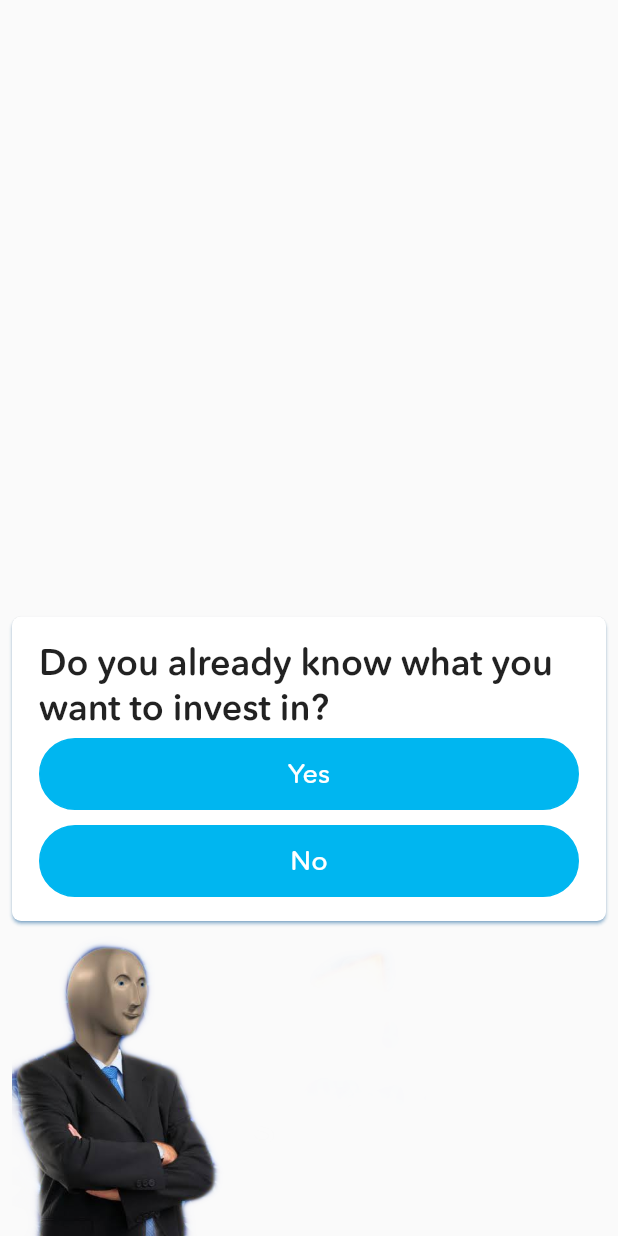
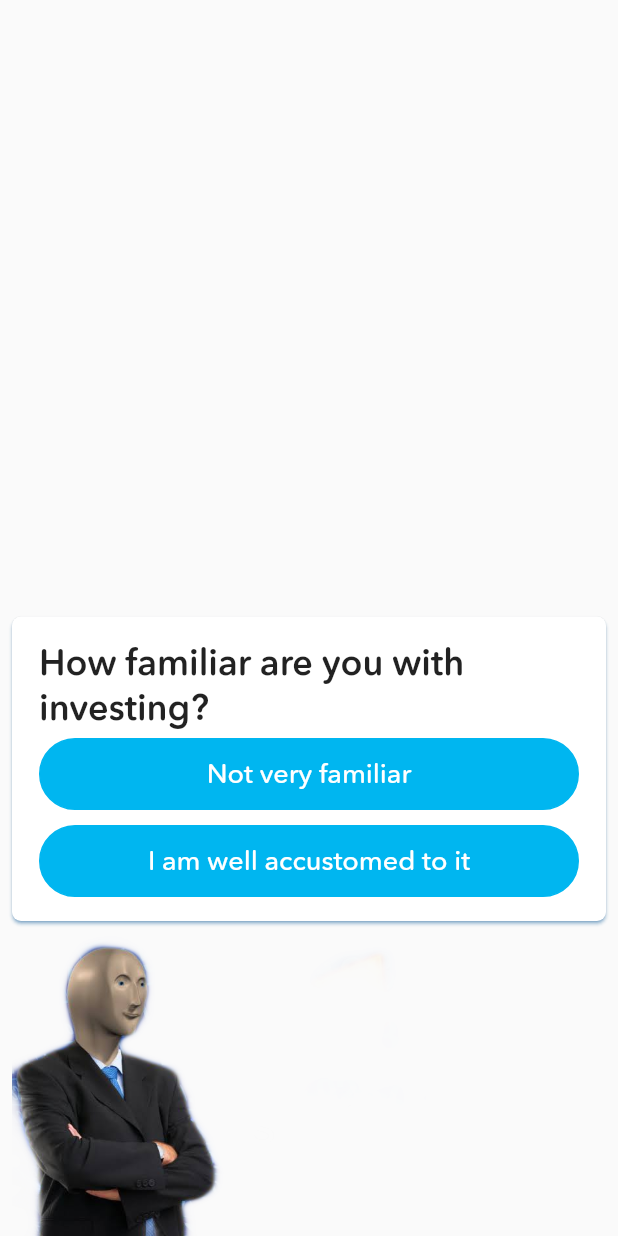
Before and after one commit to alexpavelm/DevHacksProject, a Flutter app: the screen it shows after launch, after a tap on "Sign in", on a phone screen of 412 x 824 dp. Run offline on Flutter 3.47's test engine with Material 2 defaults, Android fonts, the phone set to English and light mode, and no system bars; drawn by our look-alikes of bubble; our stand-ins replace auto_size_text, flutter_screenutil, font_awesome_flutter.

Commit message:
Added Questions

```diff
--- a/lib/Global.dart
+++ b/lib/Global.dart
@@ -23,5 +23,6 @@ class Global {
   bool loaded = false;
   double money = 150;
   double profit = 0;
+  int counterList = 0;
   List<InvestedData> invested = new List();
 }
--- a/lib/LearnPage/models/QuestionAnswer.dart
+++ b/lib/LearnPage/models/QuestionAnswer.dart
@@ -62,12 +62,13 @@ class Question {
         Answer(text: "Moderate risk"),
         Answer(text: "High risk"),
       ]);
-  static Question qStart = Question(
+
+  /*static Question qStart = Question(
       text: "Do you already know what you want to invest in?",
       answers: [
         Answer(text: "Yes", nextQuestion: qInvestments),
         Answer(text: "No", nextQuestion: qRisk)
-      ]);
+      ]);*/
 
   // Learn (starts at qLearn)
   static Question qLearn =
@@ -84,8 +85,164 @@ class Question {
               Answer(text: "REIT"),
               Answer(text: "Index Funds"),
               Answer(text: "Startups")
-            ], nextQuestion: Question(text: "GG!")))
+            ],
+            nextQuestion: Question(text: "GG!")))
   ]);
+
+  //new list
+  static Question qStart =
+      Question(text: "How familiar are you with investing?", answers: [
+    Answer(
+      text: "Not very familiar",
+      nextQuestion: qNotFamiliar1,
+    ),
+    Answer(
+      text: "I am well accustomed to it",
+      nextQuestion: qMainInterests,
+    ),
+  ]);
+  static Question qMainInterests = Question(
+      text: "What are your main interests to invest in?",
+      nextQuestion: qRiskAssessment,
+      answers: [
+        Answer(text: "Stocks"),
+        Answer(text: "Bonds"),
+        Answer(text: "Mutual Funds"),
+        Answer(text: "REIT"),
+        Answer(text: "Index Funds"),
+        Answer(text: "Startups"),
+        Answer(text: "ETFs"),
+      ]);
+  static Question qRiskAssessment = Question(
+      text: "How risk-tolerant are you?",
+      nextQuestion: qFrequencyOfInvestment,
+      answers: [
+        Answer(text: "I am risk-averse"),
+        Answer(text: "I am moderately tolerant"),
+        Answer(text: "I am risk-seeking"),
+      ]);
+  static Question qFrequencyOfInvestment = Question(
+      text: "How often do you want to invest?",
+      nextQuestion: qStartMoney,
+      answers: [
+        Answer(text: "daily"),
+        Answer(text: "weekly"),
+        Answer(text: "monthly"),
+        Answer(text: "yearly")
+      ]);
+  static Question qStartMoney = Question(
+      text: "Do you have a sum of money you are willing to invest?",
+      nextQuestion: qExpectedReturn,
+      answers: [
+        Answer(text: "No, we will see"),
+        Answer(text: "Under \$100"),
+        Answer(text: "Under \$1000"),
+        Answer(text: "Over \$1000"),
+      ]);
+  static Question qExpectedReturn = Question(
+      text: "When are you expecting to get your return?",
+      nextQuestion: qOwnership,
+      answers: [
+        Answer(text: "as soon as possible"),
+        Answer(text: "at the end of the month"),
+        Answer(text: "at the end of the year"),
+        Answer(text: "in many years' time"),
+      ]);
+  static Question qOwnership = Question(
+      text: "Are you willing to invest into company ownership?",
+      nextQuestion: qForeign,
+      answers: [
+        Answer(text: "Yes, I value ownership"),
+        Answer(text: "No, I only care about dividends"),
+      ]);
+  static Question qForeign = Question(
+      text:
+          "Do you tolerate foreign assets? (1-Not at all, 5-Yes, I prefer them)",
+      nextQuestion: qFinalNew,
+      answers: [
+        Answer(text: "1"),
+        Answer(text: "2"),
+        Answer(text: "3"),
+        Answer(text: "4"),
+        Answer(text: "5"),
+      ]);
+  static Question qFinalNew = Question(
+      text:
+          "We have prepared some recommendations based on your preferences. We are now ready to begin investing.",
+      answers: [
+        Answer(text: "Ok."),
+      ],
+      callback: (context) {
+        print("HELLO");
+        Navigator.push(
+          context,
+          MaterialPageRoute(builder: (context) => BottomNavBar(0)),
+        );
+      });
+
+  static Question qNotFamiliar1 = Question(
+      text:
+          "I remain calm and relaxed in situations in which most people would become fearful, upset, or stressed.",
+      nextQuestion: qNotFamiliar2,
+      answers: [
+        Answer(text: "1"),
+        Answer(text: "2"),
+        Answer(text: "3"),
+        Answer(text: "4"),
+        Answer(text: "5"),
+      ]);
+  static Question qNotFamiliar2 = Question(
+      text:
+          "At an amusement park, I automatically gravitate toward the highest, fastest, most intense rides.",
+      nextQuestion: qNotFamiliar3,
+      answers: [
+        Answer(text: "1"),
+        Answer(text: "2"),
+        Answer(text: "3"),
+        Answer(text: "4"),
+        Answer(text: "5"),
+      ]);
+  static Question qNotFamiliar3 = Question(
+      text: "I will take a greater risk for a greater potential payoff.",
+      nextQuestion: qNotFamiliar4,
+      answers: [
+        Answer(text: "1"),
+        Answer(text: "2"),
+        Answer(text: "3"),
+        Answer(text: "4"),
+        Answer(text: "5"),
+      ]);
+  static Question qNotFamiliar4 = Question(
+      text:
+          " I lose confidence when there is a chance that my project will fail.",
+      nextQuestion: qNotFamiliar5,
+      answers: [
+        Answer(text: "1"),
+        Answer(text: "2"),
+        Answer(text: "3"),
+        Answer(text: "4"),
+        Answer(text: "5"),
+      ]);
+  static Question qNotFamiliar5 = Question(
+      text: "Chance has a lot to do with being successful.",
+      nextQuestion: qNotFamiliar6,
+      answers: [
+        Answer(text: "1"),
+        Answer(text: "2"),
+        Answer(text: "3"),
+        Answer(text: "4"),
+        Answer(text: "5"),
+      ]);
+  static Question qNotFamiliar6 = Question(
+      text: "If I take a risk and fail, I can handle the consequences.",
+      nextQuestion: qFrequencyOfInvestment,
+      answers: [
+        Answer(text: "1"),
+        Answer(text: "2"),
+        Answer(text: "3"),
+        Answer(text: "4"),
+        Answer(text: "5"),
+      ]);
 }
 
 class Answer {
```
Also changed, not shown: lib/InvestmentPage/InvestmentView.dart (+92 -8 lines).
